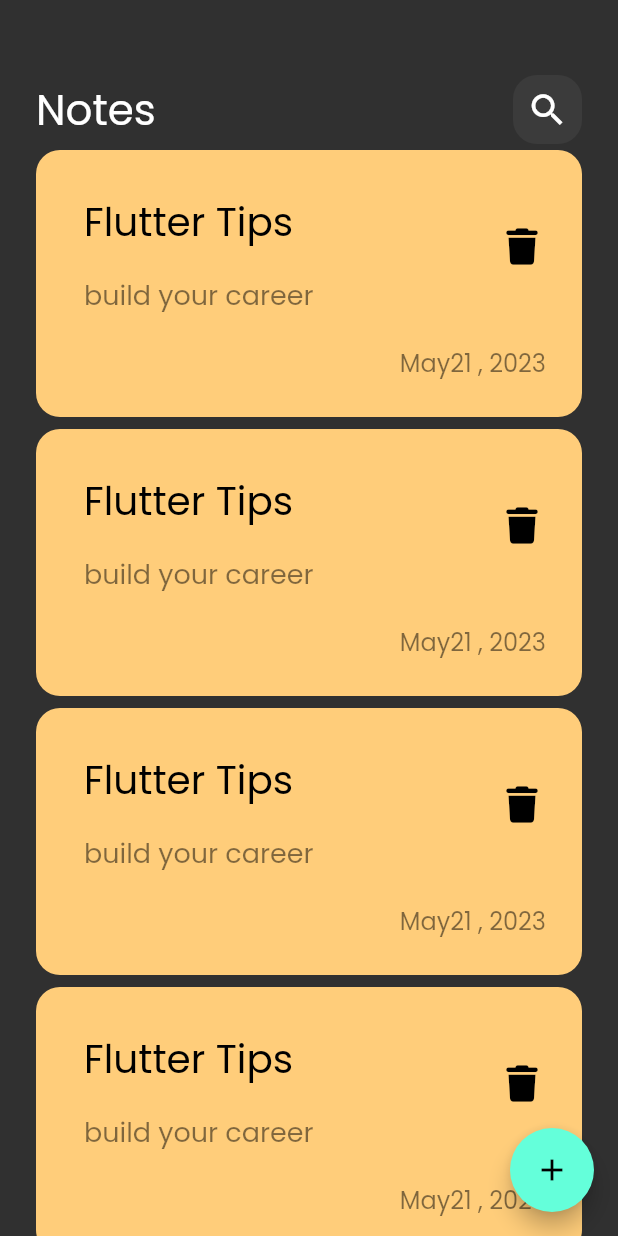
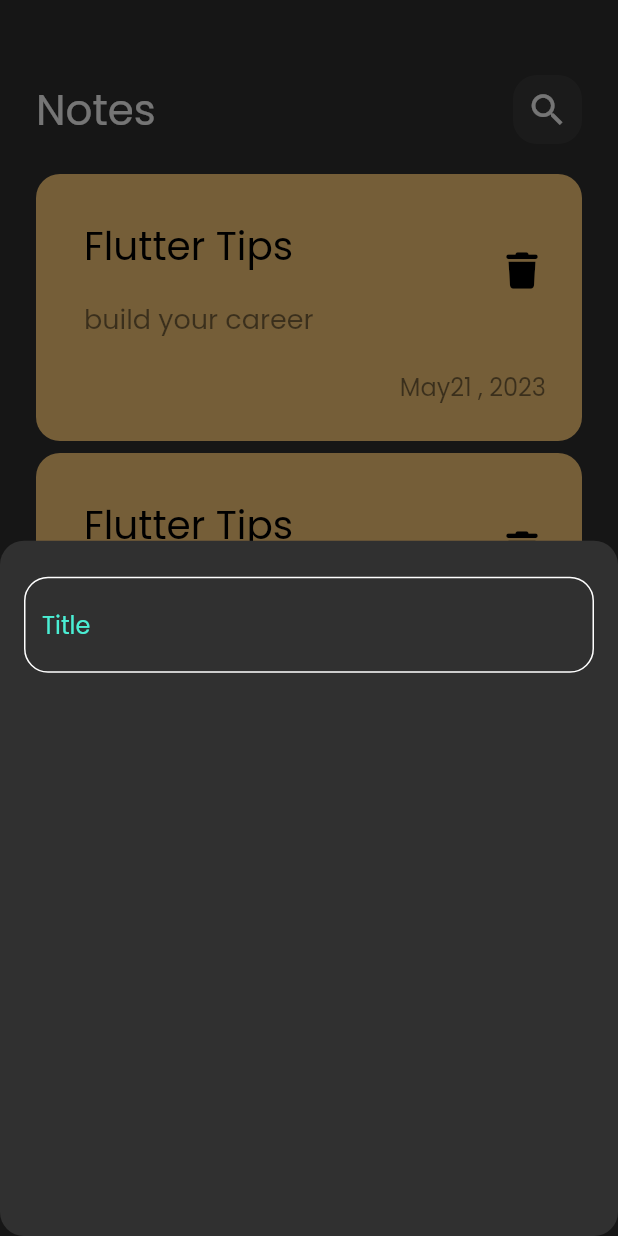
Before and after one commit to Mohame-Ragab/notes_app, a Flutter app: the screen it shows after launch, after a tap on the "add" icon, on a phone screen of 412 x 824 dp. Run offline on Flutter 3.47's test engine with Material 2 defaults, Android fonts, the phone set to English and light mode, and no system bars; our stand-ins replace font_awesome_flutter.

Commit message:
create  show moddal Bottom sheet and custom field

```diff
--- /dev/null
+++ b/lib/contants.dart
@@ -0,0 +1,3 @@
+import 'package:flutter/material.dart';
+
+const kPrimaryColor = Color(0xff4aeed4);
--- a/lib/views/notes_view.dart
+++ b/lib/views/notes_view.dart
@@ -1,4 +1,5 @@
 import 'package:flutter/material.dart';
+import 'package:notes_app/views/widgets/add_note_bottom_sheet.dart';
 import 'package:notes_app/views/widgets/notes_view_body.dart';
 
 class NotesView extends StatelessWidget {
@@ -8,8 +9,18 @@ class NotesView extends StatelessWidget {
   Widget build(BuildContext context) {
     return Scaffold(
       floatingActionButton: FloatingActionButton(
-        onPressed: () {},
-        child: Icon(Icons.add),
+        onPressed: () {
+          showModalBottomSheet(
+            shape: RoundedRectangleBorder(
+              borderRadius: BorderRadius.circular(16),
+            ),
+            context: context,
+            builder: (context) {
+              return const AddNoteBottomSheet();
+            },
+          );
+        },
+        child: const Icon(Icons.add),
       ),
       body: const NotesViewBody(),
     );
--- /dev/null
+++ b/lib/views/widgets/add_note_bottom_sheet.dart
@@ -0,0 +1,21 @@
+import 'package:flutter/material.dart';
+import 'package:notes_app/views/widgets/custom_text_field.dart';
+
+class AddNoteBottomSheet extends StatelessWidget {
+  const AddNoteBottomSheet({super.key});
+
+  @override
+  Widget build(BuildContext context) {
+    return const Padding(
+      padding: EdgeInsets.symmetric(horizontal: 16),
+      child: Column(
+        children: [
+          SizedBox(
+            height: 24,
+          ),
+          CustomTextField(),
+        ],
+      ),
+    );
+  }
+}
--- /dev/null
+++ b/lib/views/widgets/custom_text_field.dart
@@ -0,0 +1,31 @@
+import 'package:flutter/material.dart';
+import 'package:notes_app/contants.dart';
+
+class CustomTextField extends StatelessWidget {
+  const CustomTextField({super.key});
+
+  @override
+  Widget build(BuildContext context) {
+    return TextField(
+      cursorColor: kPrimaryColor,
+      decoration: InputDecoration(
+        hintText: 'Title',
+        hintStyle: const TextStyle(
+          color: kPrimaryColor,
+        ),
+        border: buildBoder(),
+        enabledBorder: buildBoder(),
+        focusedBorder: buildBoder(kPrimaryColor),
+      ),
+    );
+  }
+
+  OutlineInputBorder buildBoder([color]) {
+    return OutlineInputBorder(
+      borderRadius: BorderRadius.circular(16),
+      borderSide: BorderSide(
+        color: color ?? Colors.white,
+      ),
+    );
+  }
+}
--- a/lib/views/widgets/notes_list_view.dart
+++ b/lib/views/widgets/notes_list_view.dart
@@ -9,11 +9,16 @@ class NotesListView extends StatelessWidget {
 // ];
   @override
   Widget build(BuildContext context) {
-    return ListView.builder(itemBuilder: (context, index) {
-      return const Padding(
-        padding: EdgeInsets.symmetric(vertical: 4),
-        child: NoteItem(),
-      );
-    });
+    return Padding(
+      padding: const EdgeInsets.symmetric(vertical: 16),
+      child: ListView.builder(
+          padding: EdgeInsets.zero,
+          itemBuilder: (context, index) {
+            return const Padding(
+              padding: EdgeInsets.symmetric(vertical: 4),
+              child: NoteItem(),
+            );
+          }),
+    );
   }
 }
--- a/lib/views/widgets/notes_view_body.dart
+++ b/lib/views/widgets/notes_view_body.dart
@@ -9,12 +9,12 @@ class NotesViewBody extends StatelessWidget {
 
   @override
   Widget build(BuildContext context) {
-    return Padding(
-      padding: const EdgeInsets.symmetric(
+    return const Padding(
+      padding: EdgeInsets.symmetric(
         horizontal: 24,
       ),
       child: Column(
-        children: const [
+        children: [
           SizedBox(
             height: 50,
           ),
```
